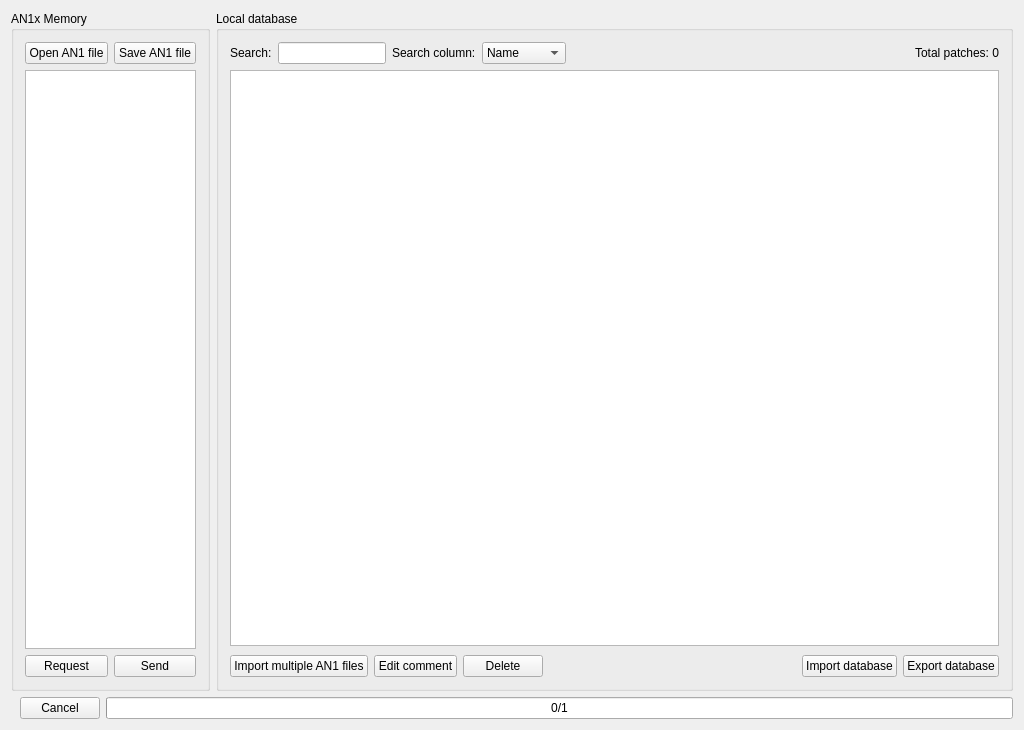
This is src/View/Browser.ui in thefinalcutbg/QAN1xEditor as Qt 5 draws it before an edit. The edited form follows.
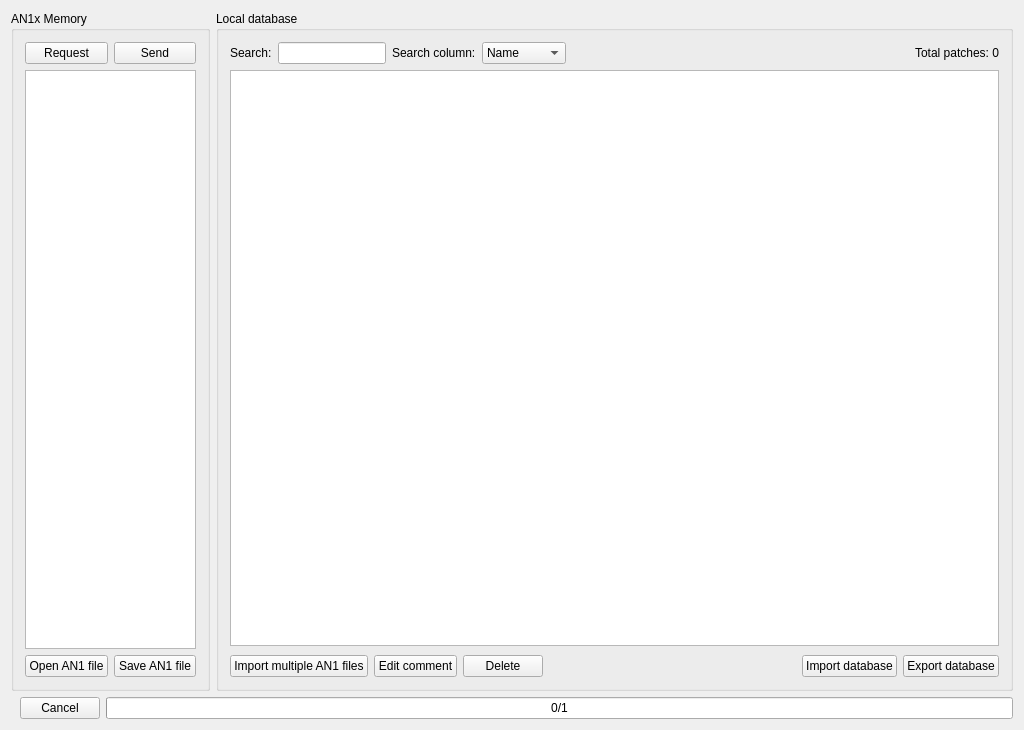
This is the edited form. Custom widgets are drawn as their Qt base class.

Commit message: button swap places

The edit to the form file:
```diff
--- a/src/View/Browser.ui
+++ b/src/View/Browser.ui
@@ -23,21 +23,21 @@
        </property>
        <layout class="QVBoxLayout" name="verticalLayout_2">
         <item>
-         <layout class="QHBoxLayout" name="horizontalLayout_6">
+         <layout class="QHBoxLayout" name="horizontalLayout_4">
           <property name="topMargin">
            <number>0</number>
           </property>
           <item>
-           <widget class="QPushButton" name="loadAN1ToList">
+           <widget class="QPushButton" name="loadButton">
             <property name="text">
-             <string>Open AN1 file</string>
+             <string>Request</string>
             </property>
            </widget>
           </item>
           <item>
-           <widget class="QPushButton" name="saveAN1file">
+           <widget class="QPushButton" name="sendButton">
             <property name="text">
-             <string>Save AN1 file</string>
+             <string>Send</string>
             </property>
            </widget>
           </item>
@@ -90,21 +90,21 @@
          </widget>
         </item>
         <item>
-         <layout class="QHBoxLayout" name="horizontalLayout_4">
+         <layout class="QHBoxLayout" name="horizontalLayout_6">
           <property name="topMargin">
            <number>0</number>
           </property>
           <item>
-           <widget class="QPushButton" name="loadButton">
+           <widget class="QPushButton" name="loadAN1ToList">
             <property name="text">
-             <string>Request</string>
+             <string>Open AN1 file</string>
             </property>
            </widget>
           </item>
           <item>
-           <widget class="QPushButton" name="sendButton">
+           <widget class="QPushButton" name="saveAN1file">
             <property name="text">
-             <string>Send</string>
+             <string>Save AN1 file</string>
             </property>
            </widget>
           </item>
```
